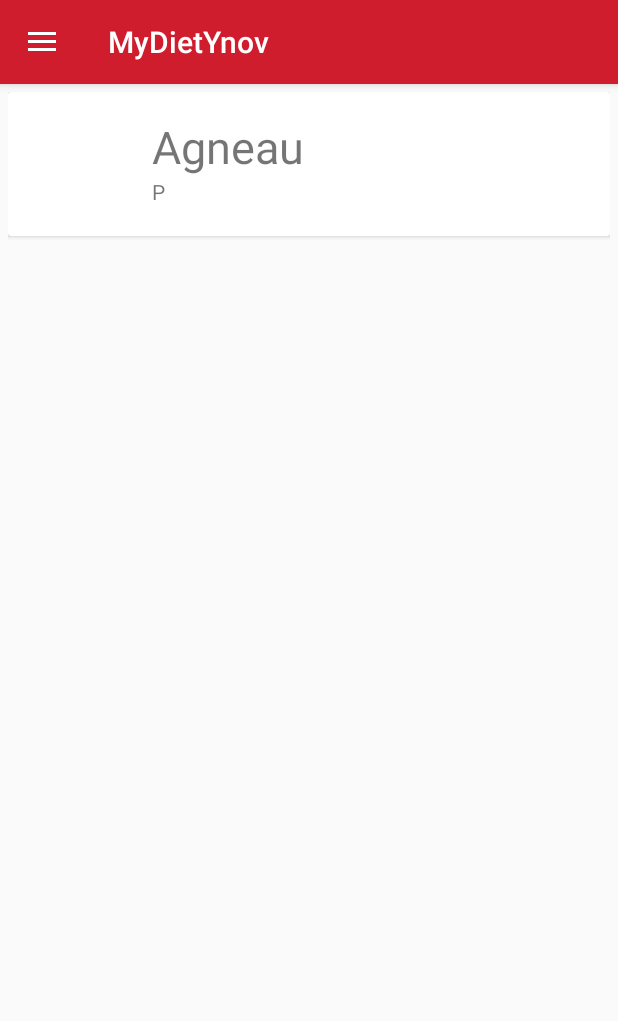
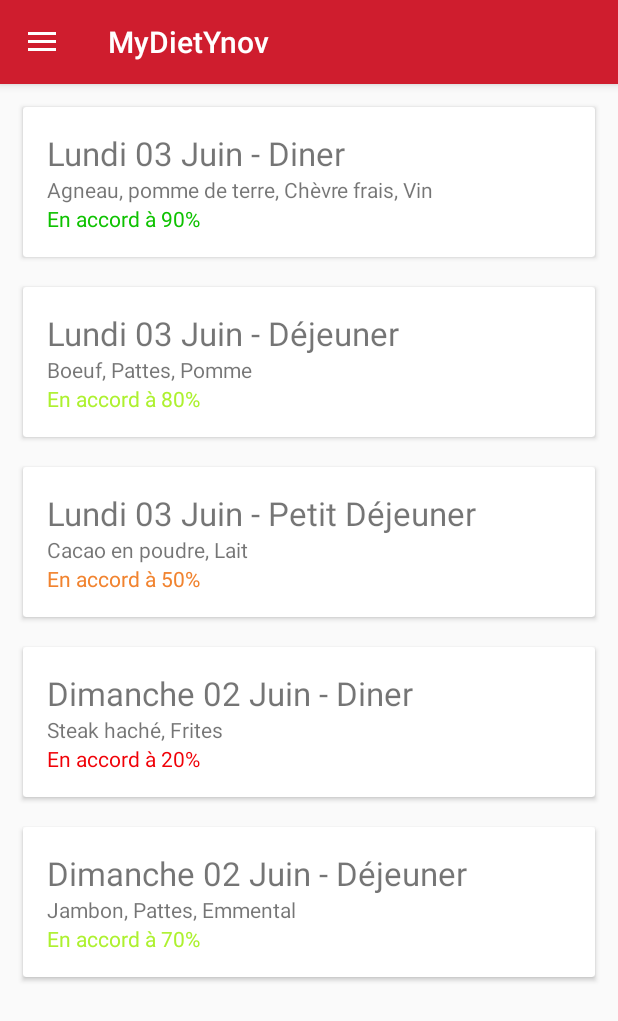
Before and after one commit to Dams-O/MyDietKotlin, an Android app: the StatsActivity screen opened directly, with no data from a screen before it, on a phone screen of 412 x 824 dp. Shown: the top 1021 px of the screen. Run offline under Robolectric (Android 15) with nearby library versions, the phone set to English and light mode, and no system bars; our stand-ins replace Room's generated code.

Commit message:
Class ResumeMeal + Réglage Adapter et Recycler et visuel Card

```diff
--- a/app/src/main/java/com/deams/ynovmydiet/MenuJourneeActivity.kt
+++ b/app/src/main/java/com/deams/ynovmydiet/MenuJourneeActivity.kt
@@ -3,7 +3,7 @@ package com.deams.ynovmydiet
 import android.content.Intent
 import androidx.appcompat.app.AppCompatActivity
 import android.os.Bundle
-import kotlinx.android.synthetic.main.activity_menu_journee.*
+import kotlinx.android.synthetic.main.content_menu_journee.*
 
 class MenuJourneeActivity : AppCompatActivity() {
 
--- /dev/null
+++ b/app/src/main/java/com/deams/ynovmydiet/ResumeMeal.kt
@@ -0,0 +1,25 @@
+package com.deams.ynovmydiet
+
+import androidx.room.ColumnInfo
+import androidx.room.Entity
+import androidx.room.PrimaryKey
+
+@Entity
+class ResumeMeal {
+    @PrimaryKey
+    var repasId: Long? = null
+
+    @ColumnInfo(name = "date")
+    var date: String? = null
+
+    @ColumnInfo(name = "aliment")
+    var aliment: String? = null
+
+    @ColumnInfo(name = "score")
+    var score: String? = null
+
+    @ColumnInfo(name = "scoreint")
+    var scoreint: Int? = null
+
+
+}
--- a/app/src/main/java/com/deams/ynovmydiet/RvAdapter.kt
+++ b/app/src/main/java/com/deams/ynovmydiet/RvAdapter.kt
@@ -1,13 +1,13 @@
 package com.deams.ynovmydiet
 
+import android.graphics.Color
 import android.view.LayoutInflater
 import android.view.View
 import android.view.ViewGroup
 import android.widget.TextView
 import androidx.recyclerview.widget.RecyclerView
-import kotlinx.android.synthetic.main.adapter_stats_layout.*
 
-class RvAdapter (val foodList: ArrayList<Food>):
+class RvAdapter (val foodList: ArrayList<ResumeMeal>):
     RecyclerView.Adapter<RvAdapter.ViewHolder>() {
     override fun onCreateViewHolder(p0: ViewGroup, p1: Int): ViewHolder {
         val v = LayoutInflater.from(p0?.context).inflate(R.layout.adapter_stats_layout, p0, false)
@@ -18,12 +18,28 @@ class RvAdapter (val foodList: ArrayList<Food>):
     }
     override fun onBindViewHolder(p0: ViewHolder, p1: Int) {
 
-        p0.name?.text = foodList[p1].name
-        p0.family?.text = foodList[p1].family
+        p0.date?.text = foodList[p1].date
+        p0.aliment?.text = foodList[p1].aliment
+        p0.score?.text = foodList[p1].score
+        val test = p0.score?.text.toString()
+        if(test.equals("En accord à 100%") || test.equals("En accord à 90%")){
+            p0.score?.setTextColor(Color.parseColor("#0EC200"))
+        }
+        if(test.equals("En accord à 80%") || test.equals("En accord à 70%")){
+            p0.score?.setTextColor(Color.parseColor("#ADF12F"))
+        }
+        if(test.equals("En accord à 60%") || test.equals("En accord à 50%") || test.equals("En accord à 40%")){
+            p0.score?.setTextColor(Color.parseColor("#F1832F"))
+        }
+        if(test.equals("En accord à 20%")) {
+            p0.score?.setTextColor(Color.parseColor("#F00107"))
+        }
     }
     class ViewHolder(itemView: View) : RecyclerView.ViewHolder(itemView) {
-        val name = itemView.findViewById<TextView>(R.id.tv_title)
-        val family = itemView.findViewById<TextView>(R.id.tv_description)
+        val date = itemView.findViewById<TextView>(R.id.tv_date)
+        val aliment = itemView.findViewById<TextView>(R.id.tv_description)
+        val score = itemView.findViewById<TextView>(R.id.tv_score)
+
 
     }
 }
--- a/app/src/main/java/com/deams/ynovmydiet/StatsActivity.kt
+++ b/app/src/main/java/com/deams/ynovmydiet/StatsActivity.kt
@@ -4,7 +4,6 @@ import android.content.Intent
 import androidx.appcompat.app.AppCompatActivity
 import android.os.Bundle
 import android.view.MenuItem
-import android.widget.LinearLayout
 import androidx.appcompat.app.ActionBarDrawerToggle
 import androidx.appcompat.widget.Toolbar
 import androidx.core.view.GravityCompat
@@ -12,7 +11,6 @@ import androidx.drawerlayout.widget.DrawerLayout
 import androidx.recyclerview.widget.LinearLayoutManager
 import androidx.recyclerview.widget.RecyclerView
 import com.google.android.material.navigation.NavigationView
-import kotlinx.android.synthetic.main.activity_stats_content.*
 
 class StatsActivity : AppCompatActivity(), NavigationView.OnNavigationItemSelectedListener {
 
@@ -23,15 +21,46 @@ class StatsActivity : AppCompatActivity(), NavigationView.OnNavigationItemSelect
         val database = AppDb.getInstance(this@StatsActivity)
         val arrFood = database.foodDao().getAllFoods()
 
+        val repas1 = ResumeMeal()
+        repas1.repasId = 0
+        repas1.date = "Lundi 03 Juin - Diner"
+        repas1.aliment = "Agneau, pomme de terre, Chèvre frais, Vin"
+        repas1.score = "En accord à 90%"
+
+        val repas2 = ResumeMeal()
+        repas2.repasId = 0
+        repas2.date = "Lundi 03 Juin - Déjeuner"
+        repas2.aliment = "Boeuf, Pattes, Pomme"
+        repas2.score = "En accord à 80%"
+
+        val repas3 = ResumeMeal()
+        repas3.repasId = 0
+        repas3.date = "Lundi 03 Juin - Petit Déjeuner"
+        repas3.aliment = "Cacao en poudre, Lait"
+        repas3.score = "En accord à 50%"
+
+        val repas4 = ResumeMeal()
+        repas4.repasId = 0
+        repas4.date = "Dimanche 02 Juin - Diner"
+        repas4.aliment = "Steak haché, Frites"
+        repas4.score = "En accord à 20%"
+
+        val repas5 = ResumeMeal()
+        repas5.repasId = 0
+        repas5.date = "Dimanche 02 Juin - Déjeuner"
+        repas5.aliment = "Jambon, Pattes, Emmental"
+        repas5.score = "En accord à 70%"
+
         val recyclerView = findViewById<RecyclerView>(R.id.recyclerView)
-        recyclerView.layoutManager = LinearLayoutManager(this, LinearLayout.HORIZONTAL, false)
+        recyclerView.layoutManager = LinearLayoutManager(this, RecyclerView.VERTICAL, false)
 
 //        Create an arraylist
-        val dataList = ArrayList<Food>()
-        dataList.add(arrFood[0])
-        dataList.add(arrFood[1])
-        dataList.add(arrFood[2])
-        dataList.add(arrFood[3])
+        val dataList = ArrayList<ResumeMeal>()
+        dataList.add(repas1)
+        dataList.add(repas2)
+        dataList.add(repas3)
+        dataList.add(repas4)
+        dataList.add(repas5)
 //        pass the values to RvAdapter
         val rvAdapter = RvAdapter(dataList)
 //        set the recyclerView to the adapter
--- a/app/src/main/res/layout/activity_stats_content.xml
+++ b/app/src/main/res/layout/activity_stats_content.xml
@@ -16,6 +16,7 @@
 
     <androidx.recyclerview.widget.RecyclerView
             android:id="@+id/recyclerView"
+            android:scrollbars="vertical"
             android:layout_width="match_parent"
             android:layout_height="match_parent"
             android:layout_margin="5dp">
--- a/app/src/main/res/layout/adapter_stats_layout.xml
+++ b/app/src/main/res/layout/adapter_stats_layout.xml
@@ -2,35 +2,34 @@
 <androidx.cardview.widget.CardView
         xmlns:android="http://schemas.android.com/apk/res/android"
         android:layout_width="match_parent"
-        android:layout_height="wrap_content">
+        android:layout_height="wrap_content"
+        android:layout_margin="10dp">
 
     <RelativeLayout
             android:padding="16dp"
             android:layout_width="match_parent"
             android:layout_height="wrap_content">
 
-        <ImageView
-                android:id="@+id/iv_icon"
-                android:layout_alignParentLeft="true"
-                android:layout_alignParentTop="true"
-                android:layout_marginRight="16dp"
-                android:layout_width="64dp"
-                android:layout_height="64dp"/>
-
         <TextView
-                android:id="@+id/tv_title"
-                android:layout_toRightOf="@+id/iv_icon"
+                android:id="@+id/tv_date"
                 android:layout_alignParentTop="true"
                 android:text="Repas"
-                android:textSize="30sp"
+                android:textSize="22sp"
                 android:layout_width="wrap_content"
                 android:layout_height="wrap_content"/>
 
         <TextView
                 android:id="@+id/tv_description"
-                android:layout_toRightOf="@id/iv_icon"
-                android:layout_below="@id/tv_title"
-                android:text="Confiture"
+                android:layout_below="@id/tv_date"
+                android:text="Aliments"
+                android:layout_width="wrap_content"
+                android:layout_height="wrap_content"/>
+
+        <TextView
+                android:id="@+id/tv_score"
+                android:layout_below="@id/tv_description"
+                android:text="Score"
+                android:textColor="#F1832F"
                 android:layout_width="wrap_content"
                 android:layout_height="wrap_content"/>
 
```
Also changed, not shown: app/src/main/res/layout/activity_menu_journee.xml (+17 -42 lines), app/src/main/res/layout/app_bar_menu_journee.xml (added, +26 -0 lines), app/src/main/res/layout/content_menu_journee.xml (added, +51 -0 lines).
